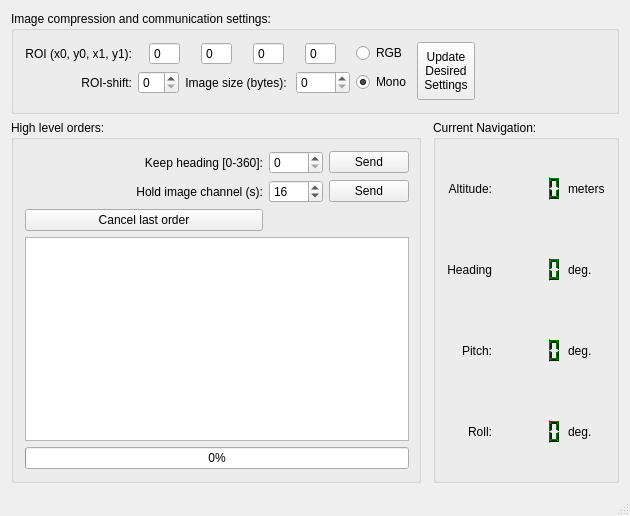
Old version of the form src/gui/whrovmainwindow.ui in the repository dcentelles/ros_whrov_hmi.
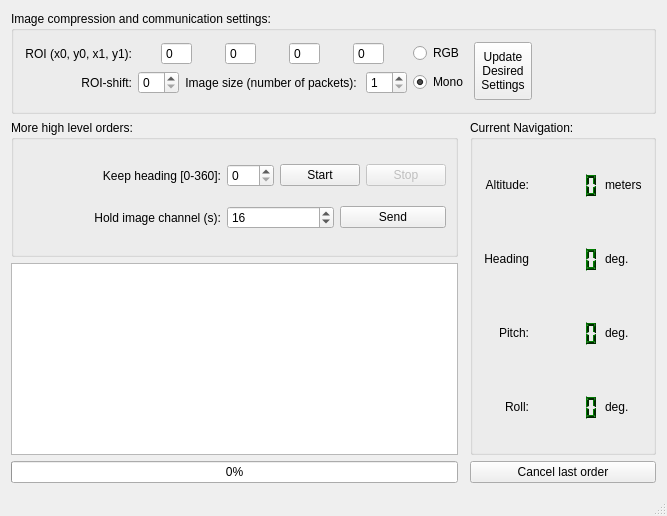
New version of the form.

Commit message: update image settings as high level order. Image size in terms of number of packets

The edit to the form file:
```diff
--- a/src/gui/whrovmainwindow.ui
+++ b/src/gui/whrovmainwindow.ui
@@ -6,7 +6,7 @@
    <rect>
     <x>0</x>
     <y>0</y>
-    <width>630</width>
+    <width>667</width>
     <height>516</height>
    </rect>
   </property>
@@ -14,7 +14,7 @@
    <string>MERBOTS Wireless HROV HMI: Control</string>
   </property>
   <widget class="QWidget" name="centralWidget">
-   <layout class="QGridLayout" name="gridLayout" rowstretch="0,0,2">
+   <layout class="QGridLayout" name="gridLayout" rowstretch="0,0,2,0,0,0">
     <item row="2" column="1">
      <layout class="QVBoxLayout" name="verticalLayout_2">
       <property name="sizeConstraint">
@@ -29,44 +29,15 @@
          </sizepolicy>
         </property>
         <property name="title">
-         <string notr="true">High level orders:</string>
+         <string notr="true">More high level orders:</string>
         </property>
-        <layout class="QGridLayout" name="gridLayout_2" rowstretch="0,0,0,0,0,0,0,0,0,0,0,0,0" columnstretch="0,0,0">
+        <layout class="QGridLayout" name="gridLayout_2" rowstretch="0,0,0,0,0" columnstretch="0,0,0">
          <property name="sizeConstraint">
           <enum>QLayout::SetMinimumSize</enum>
          </property>
          <property name="rightMargin">
           <number>9</number>
          </property>
-         <item row="12" column="0" colspan="3">
-          <widget class="QProgressBar" name="order_progressBar">
-           <property name="enabled">
-            <bool>true</bool>
-           </property>
-           <property name="value">
-            <number>0</number>
-           </property>
-          </widget>
-         </item>
-         <item row="6" column="0" colspan="3">
-          <widget class="QPlainTextEdit" name="notifications_plainTextEdit">
-           <property name="sizePolicy">
-            <sizepolicy hsizetype="Expanding" vsizetype="Expanding">
-             <horstretch>0</horstretch>
-             <verstretch>0</verstretch>
-            </sizepolicy>
-           </property>
-           <property name="maximumSize">
-            <size>
-             <width>16777215</width>
-             <height>16777215</height>
-            </size>
-           </property>
-           <property name="readOnly">
-            <bool>true</bool>
-           </property>
-          </widget>
-         </item>
          <item row="4" column="2">
           <layout class="QHBoxLayout" name="horizontalLayout">
            <item>
@@ -109,7 +80,17 @@
            <item>
             <widget class="QPushButton" name="keepHeading_pushButton">
              <property name="text">
-              <string>Send</string>
+              <string>Start</string>
+             </property>
+            </widget>
+           </item>
+           <item>
+            <widget class="QPushButton" name="stopKeepHeading_pushButton">
+             <property name="enabled">
+              <bool>false</bool>
+             </property>
+             <property name="text">
+              <string>Stop</string>
              </property>
             </widget>
            </item>
@@ -125,16 +106,6 @@
            </property>
           </widget>
          </item>
-         <item row="5" column="0" colspan="2">
-          <widget class="QPushButton" name="cancelOrder_pushButton">
-           <property name="enabled">
-            <bool>true</bool>
-           </property>
-           <property name="text">
-            <string>Cancel last order</string>
-           </property>
-          </widget>
-         </item>
          <item row="4" column="1">
           <widget class="QLabel" name="label_2">
            <property name="text">
@@ -301,8 +272,14 @@
            <verstretch>0</verstretch>
           </sizepolicy>
          </property>
+         <property name="minimum">
+          <number>1</number>
+         </property>
          <property name="maximum">
-          <number>4000</number>
+          <number>50</number>
+         </property>
+         <property name="value">
+          <number>1</number>
          </property>
         </widget>
        </item>
@@ -319,7 +296,7 @@
        <item row="3" column="2">
         <widget class="QLabel" name="label_7">
          <property name="text">
-          <string>Image size (bytes): </string>
+          <string>Image size (number of packets): </string>
          </property>
          <property name="alignment">
           <set>Qt::AlignRight|Qt::AlignTrailing|Qt::AlignVCenter</set>
@@ -346,7 +323,46 @@
       </layout>
      </widget>
     </item>
-    <item row="2" column="3">
+    <item row="5" column="1">
+     <widget class="QProgressBar" name="order_progressBar">
+      <property name="enabled">
+       <bool>true</bool>
+      </property>
+      <property name="value">
+       <number>0</number>
+      </property>
+     </widget>
+    </item>
+    <item row="3" column="1" rowspan="2">
+     <widget class="QPlainTextEdit" name="notifications_plainTextEdit">
+      <property name="sizePolicy">
+       <sizepolicy hsizetype="Expanding" vsizetype="Expanding">
+        <horstretch>0</horstretch>
+        <verstretch>0</verstretch>
+       </sizepolicy>
+      </property>
+      <property name="maximumSize">
+       <size>
+        <width>16777215</width>
+        <height>16777215</height>
+       </size>
+      </property>
+      <property name="readOnly">
+       <bool>true</bool>
+      </property>
+     </widget>
+    </item>
+    <item row="5" column="3">
+     <widget class="QPushButton" name="cancelOrder_pushButton">
+      <property name="enabled">
+       <bool>true</bool>
+      </property>
+      <property name="text">
+       <string>Cancel last order</string>
+      </property>
+     </widget>
+    </item>
+    <item row="2" column="3" rowspan="3">
      <widget class="QGroupBox" name="groupBox_5">
       <property name="title">
        <string>Current Navigation:</string>
```
The commit also changes 3 other files.
